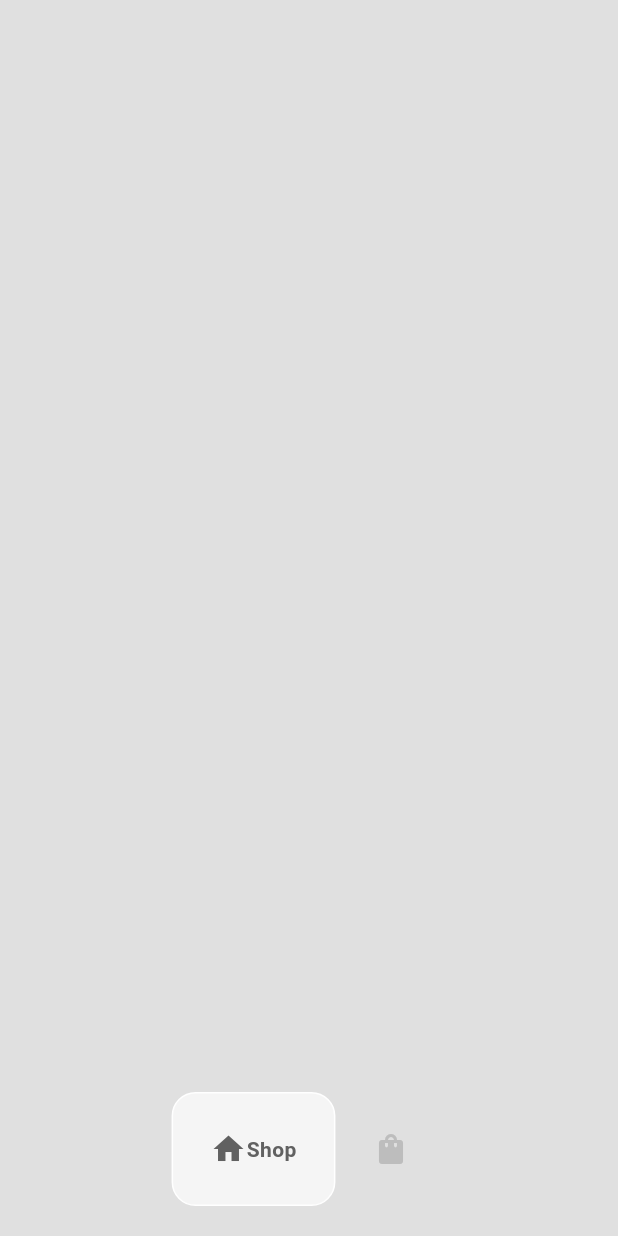
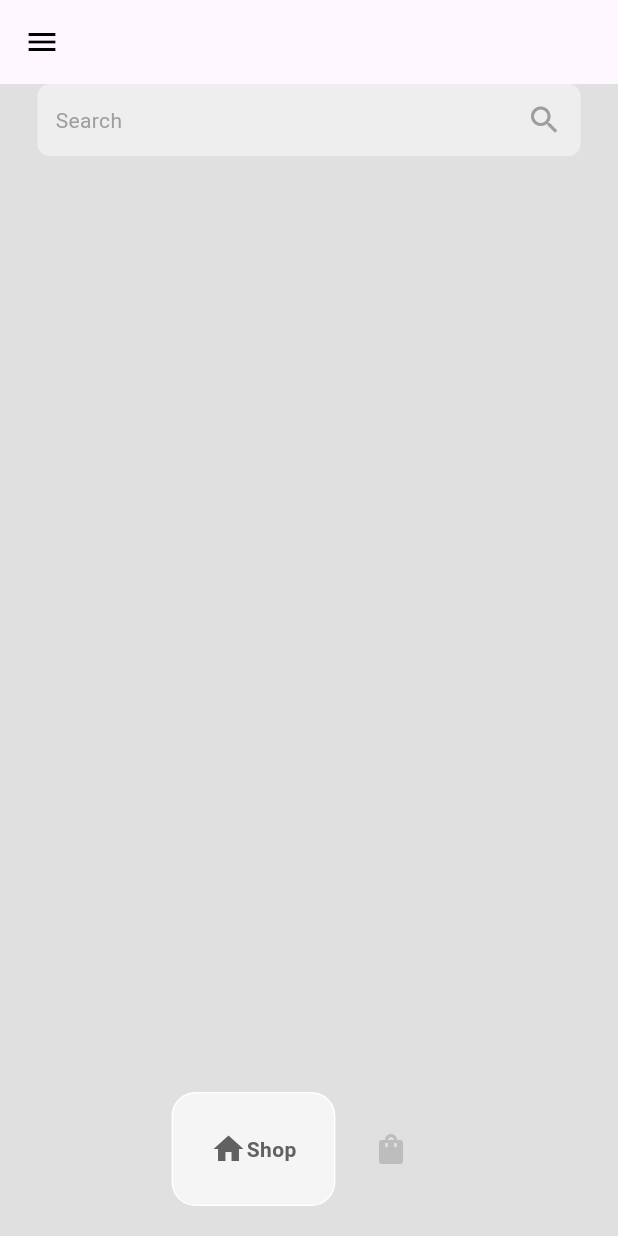
Before and after one commit to Pawel-Gnat/Flutter-simple-shoe-store, a Flutter app: the HomePage screen opened directly, on a phone screen of 412 x 824 dp. Run offline on Flutter 3.47's test engine with Material 3 defaults, Android fonts, the light colour scheme and no system bars; drawn by our look-alikes of google_nav_bar.

Commit message:
feat: shop page

```diff
--- /dev/null
+++ b/lib/pages/cart_page.dart
@@ -0,0 +1,15 @@
+import 'package:flutter/material.dart';
+
+class CartPage extends StatefulWidget {
+  const CartPage({super.key});
+
+  @override
+  State<CartPage> createState() => _CartPageState();
+}
+
+class _CartPageState extends State<CartPage> {
+  @override
+  Widget build(BuildContext context) {
+    return Scaffold();
+  }
+}
--- a/lib/pages/home_page.dart
+++ b/lib/pages/home_page.dart
@@ -1,18 +1,86 @@
 import 'package:flutter/material.dart';
+import 'package:flutter/widgets.dart';
+import './cart_page.dart';
+import './shop_page.dart';
 import '../components/bottom_nav_bar.dart';
 
-class HomePage extends StatelessWidget {
+class HomePage extends StatefulWidget {
   const HomePage({super.key});
 
+  @override
+  State<HomePage> createState() => _HomePageState();
+}
+
+class _HomePageState extends State<HomePage> {
   int _selectedIndex = 0;
+
+  void navigateBottomBar(int index) {
+    setState(() {
+      _selectedIndex = index;
+    });
+  }
+
+  final List<Widget> _pages = [
+    const ShopPage(),
+    const CartPage(),
+  ];
 
   @override
   Widget build(BuildContext context) {
     return Scaffold(
-      backgroundColor: Colors.grey[300],
-      bottomNavigationBar: MyBottomNavBar(
-        onTabChange: (index) => navigateBottomBar(index),
-      ),
-    );
+        backgroundColor: Colors.grey[300],
+        bottomNavigationBar: MyBottomNavBar(
+          onTabChange: (index) => navigateBottomBar(index),
+        ),
+        appBar: AppBar(
+            leading: Builder(
+          builder: (context) => IconButton(
+              icon: const Icon(Icons.menu, color: Colors.black),
+              onPressed: () {
+                Scaffold.of(context).openDrawer();
+              }),
+        )),
+        drawer: Drawer(
+            backgroundColor: Colors.grey[900],
+            child: Column(
+              mainAxisAlignment: MainAxisAlignment.spaceBetween,
+              children: [
+                Column(
+                  children: [
+                    DrawerHeader(
+                      child: Image.asset('lib/images/logo.png',
+                          color: Colors.white),
+                    ),
+                    Padding(
+                        padding: const EdgeInsets.symmetric(horizontal: 25),
+                        child: Divider(
+                          color: Colors.grey[800],
+                        )),
+                    const Padding(
+                      padding: EdgeInsets.only(left: 25),
+                      child: ListTile(
+                          leading: Icon(Icons.home, color: Colors.white),
+                          title: Text('Home',
+                              style: TextStyle(color: Colors.white))),
+                    ),
+                    const Padding(
+                      padding: EdgeInsets.only(left: 25),
+                      child: ListTile(
+                          leading: Icon(Icons.info, color: Colors.white),
+                          title: Text('About',
+                              style: TextStyle(color: Colors.white))),
+                    ),
+                  ],
+                ),
+                const Padding(
+                  padding: EdgeInsets.only(left: 25, bottom: 25),
+                  child: ListTile(
+                      leading: Icon(Icons.logout, color: Colors.white),
+                      title: Text('Logout',
+                          style: TextStyle(color: Colors.white))),
+                )
+              ],
+            )),
+        body: _pages[_selectedIndex]);
   }
 }
--- /dev/null
+++ b/lib/pages/shop_page.dart
@@ -0,0 +1,34 @@
+import 'package:flutter/material.dart';
+
+class ShopPage extends StatefulWidget {
+  const ShopPage({super.key});
+
+  @override
+  State<ShopPage> createState() => _ShopPageState();
+}
+
+class _ShopPageState extends State<ShopPage> {
+  @override
+  Widget build(BuildContext context) {
+    return Column(
+      children: [
+        Container(
+            padding: const EdgeInsets.all(12),
+            margin: const EdgeInsets.symmetric(horizontal: 25),
+            decoration: BoxDecoration(
+              color: Colors.grey[200],
+              borderRadius: BorderRadius.circular(8),
+            ),
+            child: Row(
+                mainAxisAlignment: MainAxisAlignment.spaceBetween,
+                children: const [
+                  Text(
+                    'Search',
+                    style: TextStyle(color: Colors.grey),
+                  ),
+                  Icon(Icons.search, color: Colors.grey)
+                ]))
+      ],
+    );
+  }
+}
```
Also changed, not shown: 1 other file.
